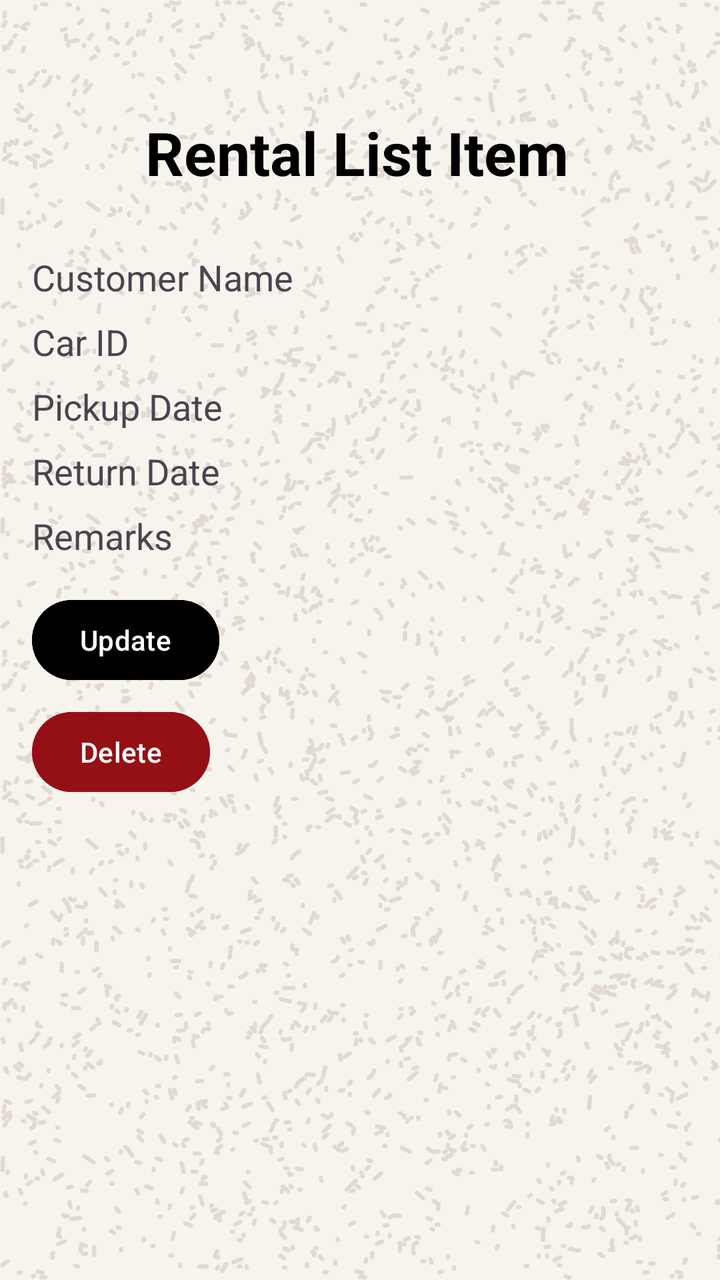
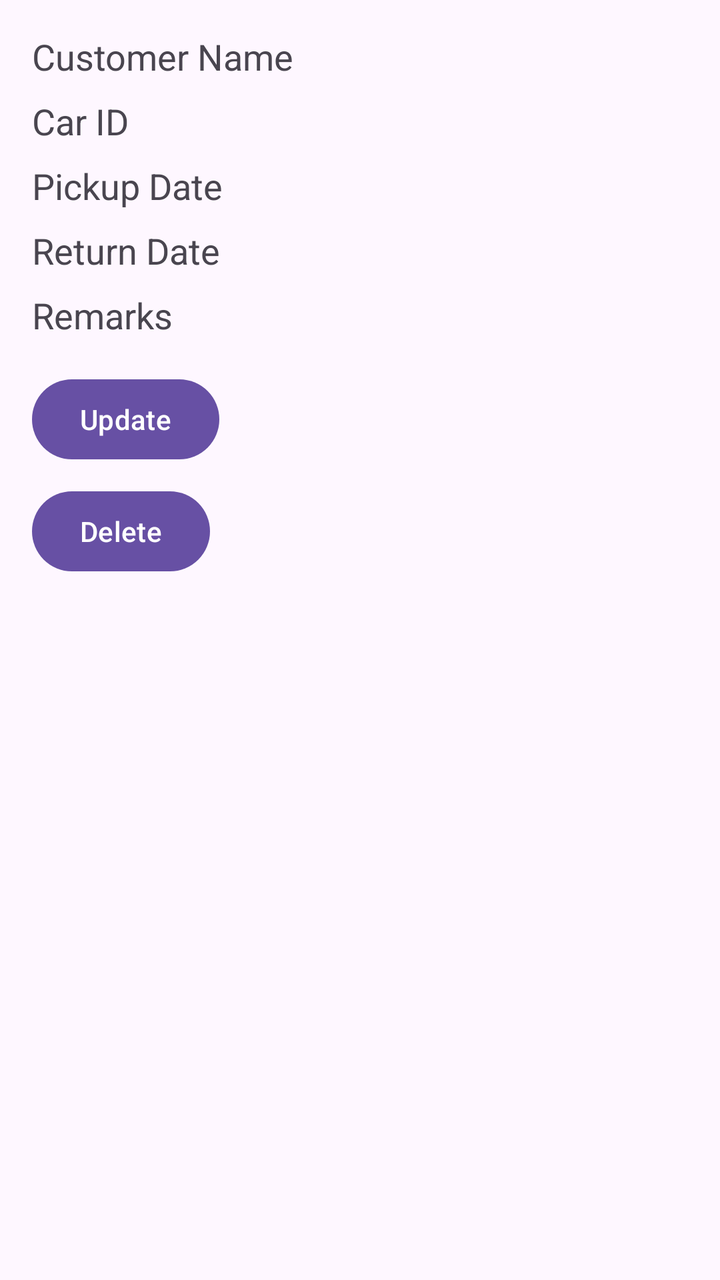

Compare the two renders of this Android layout. The source of the first and the diff that turns it into the second are given below.
<!-- AndroidManifest.xml: application theme Theme.Lab_REST -->
<!-- res/layout/rental_list_item.xml -->
<LinearLayout xmlns:android="http://schemas.android.com/apk/res/android"
    android:layout_width="match_parent"
    android:layout_height="wrap_content"
    android:orientation="vertical"
    android:background="@drawable/base"
    android:padding="16dp">

    <TextView
        android:id="@+id/header"
        android:layout_width="match_parent"
        android:layout_height="wrap_content"
        android:layout_alignParentEnd="true"
        android:layout_marginTop="40dp"
        android:layout_marginEnd="3dp"
        android:gravity="center"
        android:text="Rental List Item"
        android:textColor="@color/black"
        android:textSize="30dp"
        android:textStyle="bold" />

    <TextView
        android:id="@+id/tvCustomerName"
        android:layout_width="match_parent"
        android:layout_height="wrap_content"
        android:text="Customer Name"
        android:textSize="18sp"
        android:layout_marginBottom="8dp"
        android:layout_marginTop="30dp"/>

    <TextView
        android:id="@+id/tvCarid"
        android:layout_width="match_parent"
        android:layout_height="wrap_content"
        android:text="Car ID"
        android:textSize="18sp"
        android:layout_marginBottom="8dp" />

    <TextView
        android:id="@+id/tvPickupdate"
        android:layout_width="match_parent"
        android:layout_height="wrap_content"
        android:text="Pickup Date"
        android:textSize="18sp"
        android:layout_marginBottom="8dp" />

    <TextView
        android:id="@+id/tvReturndate"
        android:layout_width="match_parent"
        android:layout_height="wrap_content"
        android:text="Return Date"
        android:textSize="18sp"
        android:layout_marginBottom="8dp" />

    <TextView
        android:id="@+id/tvRemarks"
        android:layout_width="match_parent"
        android:layout_height="wrap_content"
        android:text="Remarks"
        android:textSize="18sp"
        android:layout_marginBottom="8dp" />

    <Button
        android:id="@+id/btnUpdate"
        android:layout_width="wrap_content"
        android:layout_height="wrap_content"
        android:text="Update"
        android:layout_marginTop="8dp"
        android:backgroundTint="@color/black"/>

    <Button
        android:id="@+id/btnDelete"
        android:layout_width="wrap_content"
        android:layout_height="wrap_content"
        android:layout_marginTop="8dp"
        android:backgroundTint="#951015"
        android:text="Delete" />
</LinearLayout>
<!-- resources referenced by this layout -->
<resources>
  <color name="black">#FF000000</color>
  <!-- drawable base: png bitmap (drawable, 350831 bytes) -->
  <style name="Theme.Lab_REST" parent="Base.Theme.Lab_REST" />
  <style name="Base.Theme.Lab_REST" parent="Theme.Material3.DayNight.NoActionBar">
          
          
      </style>
</resources>

<!-- the commit's change to res/layout/rental_list_item.xml (unified diff, before → after) -->
@@ -2,21 +2,7 @@
     android:layout_width="match_parent"
     android:layout_height="wrap_content"
     android:orientation="vertical"
-    android:background="@drawable/base"
     android:padding="16dp">
-
-    <TextView
-        android:id="@+id/header"
-        android:layout_width="match_parent"
-        android:layout_height="wrap_content"
-        android:layout_alignParentEnd="true"
-        android:layout_marginTop="40dp"
-        android:layout_marginEnd="3dp"
-        android:gravity="center"
-        android:text="Rental List Item"
-        android:textColor="@color/black"
-        android:textSize="30dp"
-        android:textStyle="bold" />
 
     <TextView
         android:id="@+id/tvCustomerName"
@@ -24,8 +10,7 @@
         android:layout_height="wrap_content"
         android:text="Customer Name"
         android:textSize="18sp"
-        android:layout_marginBottom="8dp"
-        android:layout_marginTop="30dp"/>
+        android:layout_marginBottom="8dp" />
 
     <TextView
         android:id="@+id/tvCarid"
@@ -64,14 +49,12 @@
         android:layout_width="wrap_content"
         android:layout_height="wrap_content"
         android:text="Update"
-        android:layout_marginTop="8dp"
-        android:backgroundTint="@color/black"/>
+        android:layout_marginTop="8dp" />
 
     <Button
         android:id="@+id/btnDelete"
         android:layout_width="wrap_content"
         android:layout_height="wrap_content"
-        android:layout_marginTop="8dp"
-        android:backgroundTint="#951015"
-        android:text="Delete" />
+        android:text="Delete"
+        android:layout_marginTop="8dp" />
 </LinearLayout>
<!-- resource entries referenced after the edit -->
@@ -1,7 +1,5 @@
 <!-- resources referenced by this layout -->
 <resources>
-  <color name="black">#FF000000</color>
-  <!-- drawable base: png bitmap (drawable, 350831 bytes) -->
   <style name="Theme.Lab_REST" parent="Base.Theme.Lab_REST" />
   <style name="Base.Theme.Lab_REST" parent="Theme.Material3.DayNight.NoActionBar">
           
